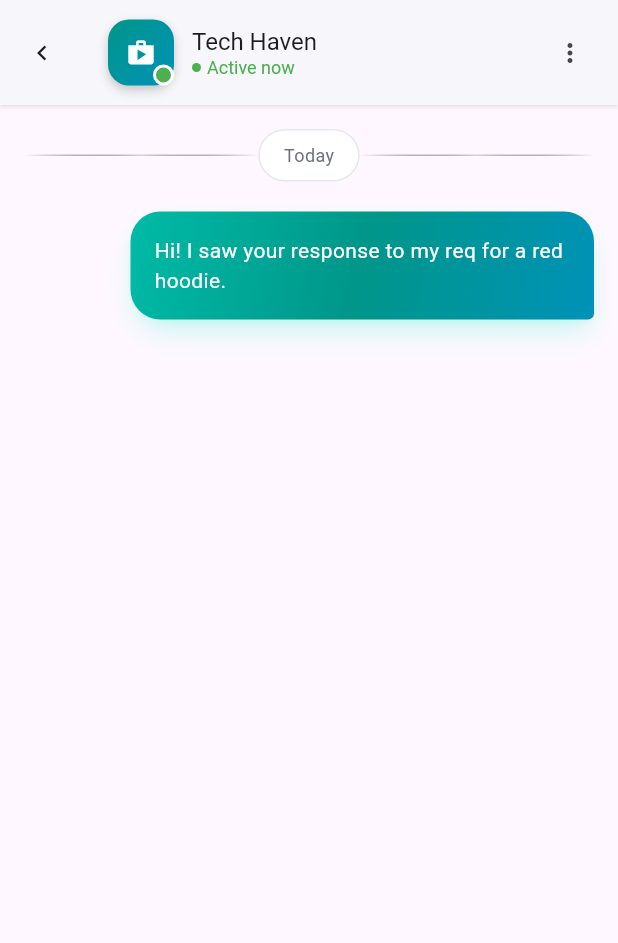
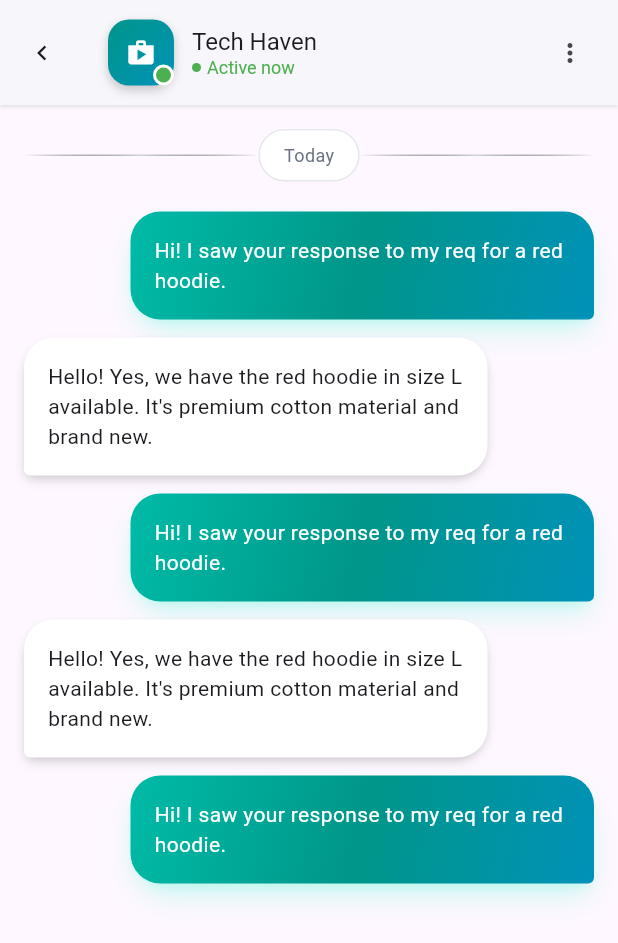
Before and after one commit to pujandhakal/Grabbit, a Flutter app: the ChatScreen screen opened directly, on a phone screen of 412 x 824 dp. Shown: the top 943 px of the screen. Run offline on Flutter 3.47's test engine with Material 3 defaults, Android fonts, the phone set to English and light mode, and no system bars; our stand-ins replace flutter_svg, google_fonts, percent_indicator.

Commit message:
Aligned sent and received message bubble

```diff
--- a/lib/pages/chat_screen.dart
+++ b/lib/pages/chat_screen.dart
@@ -169,7 +169,21 @@ class _ChatScreenState extends State<ChatScreen> {
                   SizedBox(
                     height: 20,
                   ),
-                  ChatBubble(),
+                  ChatBubble(
+                    isSent: true,
+                  ),
+                  ChatBubble(
+                    isSent: false,
+                  ),
+                  ChatBubble(
+                    isSent: true,
+                  ),
+                  ChatBubble(
+                    isSent: false,
+                  ),
+                  ChatBubble(
+                    isSent: true,
+                  ),
                 ],
               ),
             ),
--- a/lib/util/chat_bubble.dart
+++ b/lib/util/chat_bubble.dart
@@ -1,7 +1,8 @@
 import 'package:flutter/material.dart';
 
 class ChatBubble extends StatefulWidget {
-  const ChatBubble({super.key});
+  final bool isSent;
+  const ChatBubble({super.key, required this.isSent});
 
   @override
   State<ChatBubble> createState() => _ChatBubbleState();
@@ -10,13 +11,14 @@ class ChatBubble extends StatefulWidget {
 class _ChatBubbleState extends State<ChatBubble> {
   @override
   Widget build(BuildContext context) {
+    if (widget.isSent == true) {
       return Align(
         alignment: Alignment.centerRight,
         child: Container(
           constraints: BoxConstraints(
             maxWidth: MediaQuery.of(context).size.width * 0.75,
           ),
-        margin: EdgeInsets.only(bottom: 22),
+          margin: EdgeInsets.only(bottom: 12),
           padding: EdgeInsets.all(16),
           decoration: BoxDecoration(
               borderRadius: BorderRadius.only(
@@ -56,5 +58,44 @@ class _ChatBubbleState extends State<ChatBubble> {
           ),
         ),
       );
+    } else {
+      return Align(
+        alignment: Alignment.centerLeft,
+        child: Container(
+          padding: EdgeInsets.all(16),
+          margin: EdgeInsets.only(bottom: 12),
+          constraints: BoxConstraints(
+            maxWidth: MediaQuery.of(context).size.width * 0.75,
+          ),
+          decoration: BoxDecoration(
+            color: Colors.white,
+            borderRadius: BorderRadius.only(
+              topLeft: Radius.circular(20),
+              topRight: Radius.circular(20),
+              bottomRight: Radius.circular(20),
+              bottomLeft: Radius.circular(4),
+            ),
+            boxShadow: [
+              BoxShadow(
+                color: Color.fromARGB(30, 0, 0, 0),
+                offset: Offset(0, 4),
+                spreadRadius: -1,
+                blurRadius: 6,
+              ),
+              BoxShadow(
+                color: Color.fromARGB(30, 0, 0, 0),
+                offset: Offset(0, 2),
+                spreadRadius: -2,
+                blurRadius: 4,
+              ),
+            ],
+          ),
+          child: Text(
+            "Hello! Yes, we have the red hoodie in size L available. It's premium cotton material and brand new.",
+            style: TextStyle(),
+          ),
+        ),
+      );
     }
   }
+}
```
Lines whose indentation alone changed are shown as unchanged.
